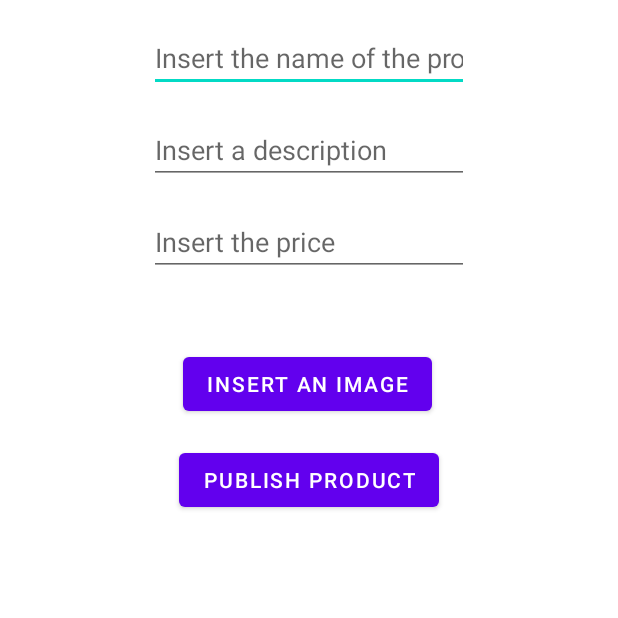
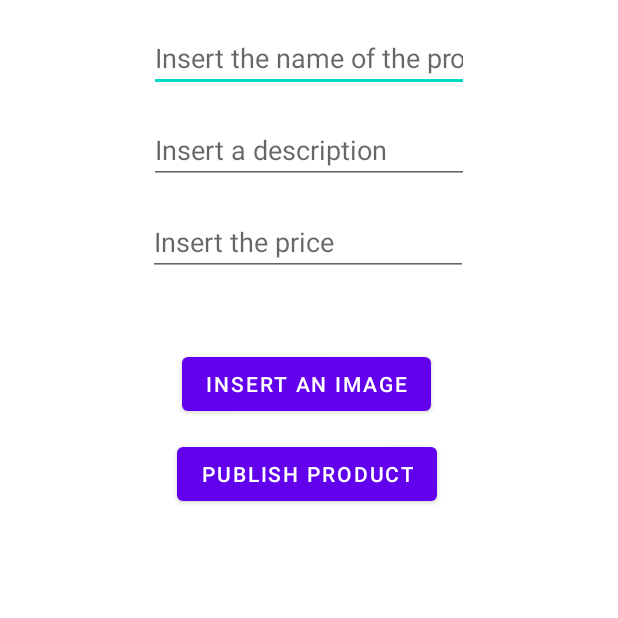
Before and after one commit to carameloKevin/AlmacenPago, an Android app: the AgregarProductoActivity screen opened directly, with no data from a screen before it, on a phone screen of 412 x 824 dp, the top half of it. Run offline under Robolectric (Android 15) with nearby library versions, the light colour scheme and no system bars.

Commit message:
Varios bugfixes

```diff
--- a/app/src/main/res/layout/activity_agregar_producto.xml
+++ b/app/src/main/res/layout/activity_agregar_producto.xml
@@ -19,28 +19,6 @@
         app:layout_constraintTop_toTopOf="parent" />
 
     <EditText
-        android:id="@+id/etDescripcionProducto"
-        android:layout_width="wrap_content"
-        android:layout_height="wrap_content"
-        android:layout_marginTop="16dp"
-        android:ems="10"
-        android:hint="@string/insertDescripcionProducto"
-        android:inputType="textPersonName"
-        app:layout_constraintEnd_toEndOf="parent"
-        app:layout_constraintStart_toStartOf="parent"
-        app:layout_constraintTop_toBottomOf="@+id/etNombreProducto" />
-
-    <Button
-        android:id="@+id/btLoad"
-        android:layout_width="wrap_content"
-        android:layout_height="wrap_content"
-        android:layout_marginTop="16dp"
-        android:text="@string/button_insert_product"
-        app:layout_constraintEnd_toEndOf="parent"
-        app:layout_constraintStart_toStartOf="parent"
-        app:layout_constraintTop_toBottomOf="@+id/button_add_image" />
-
-    <EditText
         android:id="@+id/etPrecio"
         android:layout_width="wrap_content"
         android:layout_height="wrap_content"
@@ -49,29 +27,54 @@
         android:hint="@string/insertPrice"
         android:inputType="numberDecimal"
         app:layout_constraintEnd_toEndOf="parent"
+        app:layout_constraintHorizontal_bias="0.497"
         app:layout_constraintStart_toStartOf="parent"
         app:layout_constraintTop_toBottomOf="@+id/etDescripcionProducto" />
+
+    <ImageView
+        android:id="@+id/iv_imagen_producto"
+        android:layout_width="wrap_content"
+        android:layout_height="wrap_content"
+        android:layout_marginTop="20dp"
+        app:layout_constraintEnd_toEndOf="parent"
+        app:layout_constraintHorizontal_bias="0.494"
+        app:layout_constraintStart_toStartOf="parent"
+        app:layout_constraintTop_toBottomOf="@+id/etPrecio"
+        tools:srcCompat="@tools:sample/avatars" />
+
+    <Button
+        android:id="@+id/btLoad"
+        android:layout_width="wrap_content"
+        android:layout_height="wrap_content"
+        android:layout_marginTop="12dp"
+        android:text="@string/button_insert_product"
+        app:layout_constraintEnd_toEndOf="parent"
+        app:layout_constraintHorizontal_bias="0.495"
+        app:layout_constraintStart_toStartOf="parent"
+        app:layout_constraintTop_toBottomOf="@+id/button_add_image" />
 
     <Button
         android:id="@+id/button_add_image"
         android:layout_width="wrap_content"
         android:layout_height="wrap_content"
-        android:layout_marginTop="24dp"
+        android:layout_marginTop="28dp"
         android:text="@string/insertImage"
         app:layout_constraintEnd_toEndOf="parent"
-        app:layout_constraintHorizontal_bias="0.497"
+        app:layout_constraintHorizontal_bias="0.493"
         app:layout_constraintStart_toStartOf="parent"
         app:layout_constraintTop_toBottomOf="@+id/iv_imagen_producto" />
 
-    <ImageView
-        android:id="@+id/iv_imagen_producto"
+    <EditText
+        android:id="@+id/etDescripcionProducto"
         android:layout_width="wrap_content"
         android:layout_height="wrap_content"
-        android:layout_marginTop="24dp"
+        android:layout_marginTop="16dp"
+        android:ems="10"
+        android:gravity="start|top"
+        android:hint="@string/insertDescripcionProducto"
+        android:inputType="textMultiLine"
         app:layout_constraintEnd_toEndOf="parent"
-        app:layout_constraintHorizontal_bias="0.498"
         app:layout_constraintStart_toStartOf="parent"
-        app:layout_constraintTop_toBottomOf="@+id/etPrecio"
-        tools:srcCompat="@tools:sample/avatars" />
+        app:layout_constraintTop_toBottomOf="@+id/etNombreProducto" />
 
 </androidx.constraintlayout.widget.ConstraintLayout>
```
Also changed, not shown: app/src/main/java/com/kevinberg/almacenpago/ElementosCompradosActivity.java (+0 -9 lines), app/src/main/java/com/kevinberg/almacenpago/MainActivity.java (+23 -10 lines), app/src/main/java/com/kevinberg/almacenpago/SignUpFragment.java (+23 -18 lines).
